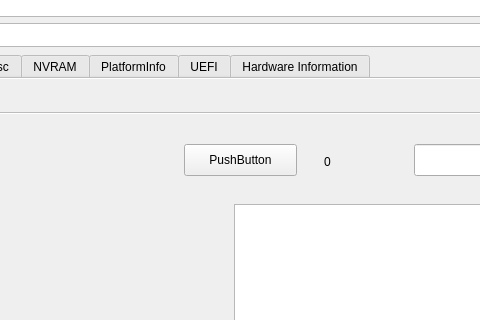
This is mainwindow.ui in ic005k/OCAuxiliaryTools as Qt 5 draws it before an edit; both pictures show x 324 to 804 and y 92 to 412 of the 1397 by 801 pixel window. The edited form follows.
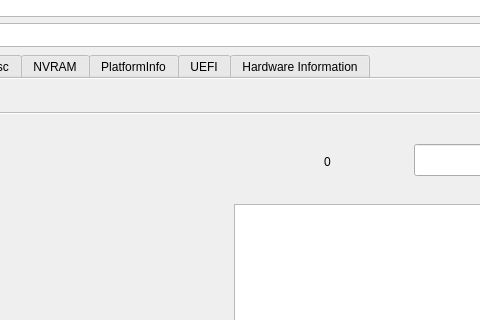
This is the edited form. Icons and pictures are not drawn.

Diff of the .ui file:
```diff
--- a/mainwindow.ui
+++ b/mainwindow.ui
@@ -780,19 +780,6 @@
              </item>
             </layout>
            </widget>
-           <widget class="QPushButton" name="pushButton">
-            <property name="geometry">
-             <rect>
-              <x>490</x>
-              <y>30</y>
-              <width>113</width>
-              <height>32</height>
-             </rect>
-            </property>
-            <property name="text">
-             <string>PushButton</string>
-            </property>
-           </widget>
            <widget class="QComboBox" name="cboxFind">
             <property name="geometry">
              <rect>
```
